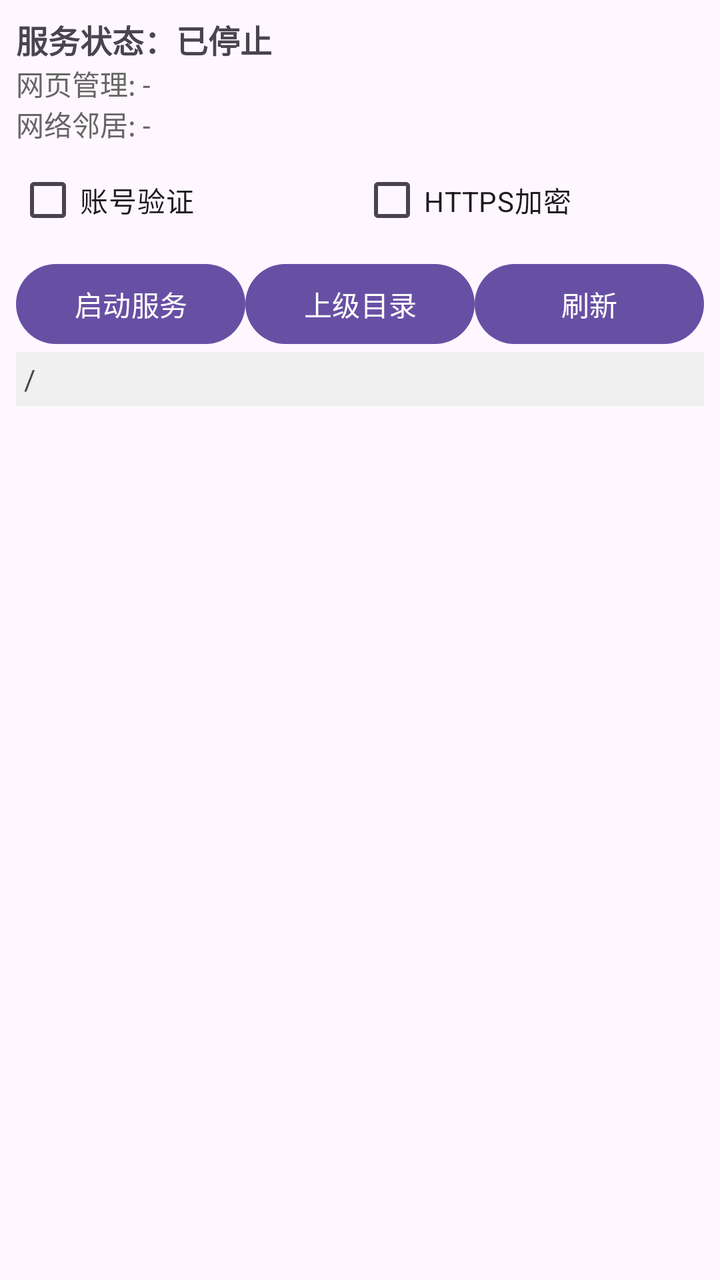
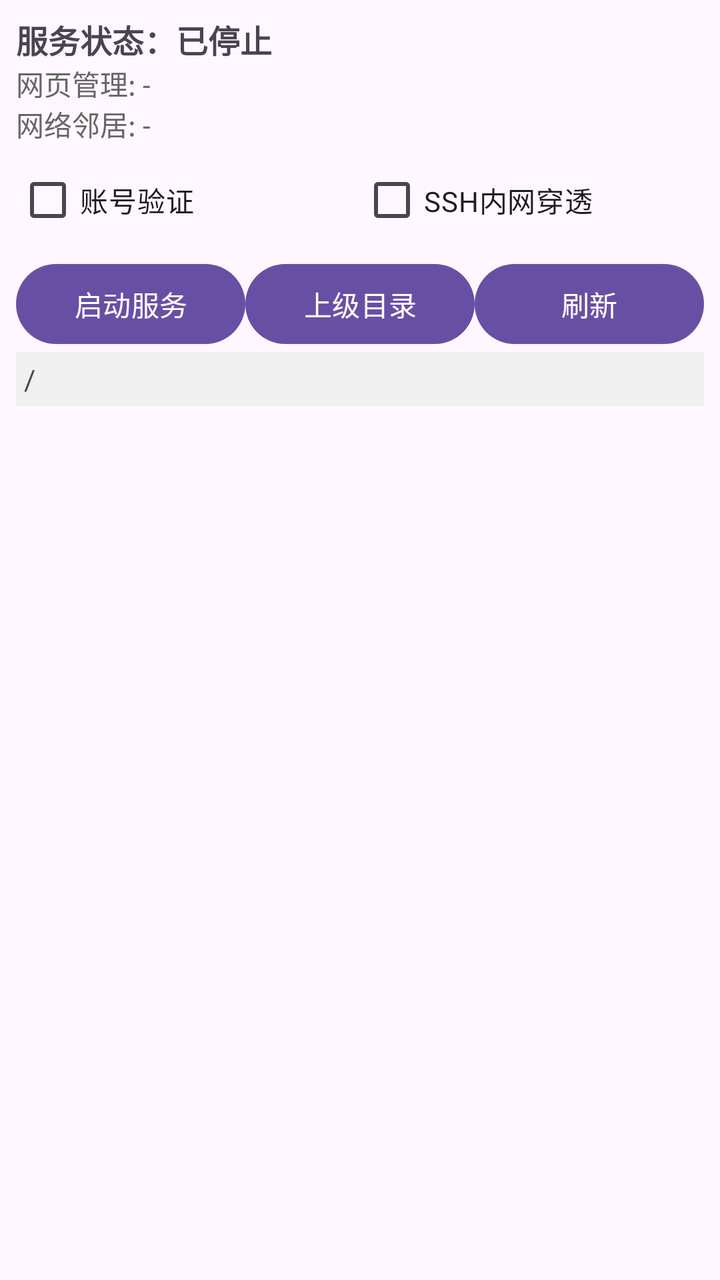

An Android layout rendered at two revisions. The XML below is the earlier revision; the diff shows what the commit changed to produce the second picture.
<!-- AndroidManifest.xml: another module's application theme Theme.NASClient -->
<!-- res/layout/activity_main.xml -->
<?xml version="1.0" encoding="utf-8"?>
<LinearLayout xmlns:android="http://schemas.android.com/apk/res/android"
    android:id="@+id/main_layout"
    android:layout_width="fill_parent"
    android:layout_height="fill_parent"
    android:orientation="vertical"
    android:padding="8dp">

    <TextView
        android:id="@+id/statusView"
        android:layout_width="fill_parent"
        android:layout_height="wrap_content"
        android:textSize="16sp"
        android:textStyle="bold"
        android:text="服务状态：已停止" />

    <TextView
        android:id="@+id/ipView"
        android:layout_width="fill_parent"
        android:layout_height="wrap_content"
        android:textSize="14sp"
        android:textColor="#666666"
        android:text="网页管理: -\n网络邻居: -" />

    
    <LinearLayout
        android:layout_width="fill_parent"
        android:layout_height="wrap_content"
        android:orientation="horizontal"
        android:layout_marginTop="4dp">
        <CheckBox
            android:id="@+id/cbAuth"
            android:layout_width="0dp"
            android:layout_height="wrap_content"
            android:layout_weight="1"
            android:text="账号验证" />
        <CheckBox
            android:id="@+id/cbHttps"
            android:layout_width="0dp"
            android:layout_height="wrap_content"
            android:layout_weight="1"
            android:text="HTTPS加密" />
    </LinearLayout>

    <LinearLayout
        android:layout_width="fill_parent"
        android:layout_height="wrap_content"
        android:orientation="horizontal"
        android:layout_marginTop="4dp">

        <Button
            android:id="@+id/toggleBtn"
            android:layout_width="0dp"
            android:layout_height="wrap_content"
            android:layout_weight="1"
            android:text="启动服务" />

        <Button
            android:id="@+id/upBtn"
            android:layout_width="0dp"
            android:layout_height="wrap_content"
            android:layout_weight="1"
            android:text="上级目录" />

        <Button
            android:id="@+id/refreshBtn"
            android:layout_width="0dp"
            android:layout_height="wrap_content"
            android:layout_weight="1"
            android:text="刷新" />
    </LinearLayout>

    <TextView
        android:id="@+id/pathView"
        android:layout_width="fill_parent"
        android:layout_height="wrap_content"
        android:textSize="14sp"
        android:padding="4dp"
        android:background="#F0F0F0"
        android:text="/" />

    <ListView
        android:id="@+id/listView"
        android:layout_width="fill_parent"
        android:layout_height="0dp"
        android:layout_weight="1" />
</LinearLayout>
<!-- resources referenced by this layout -->
<resources>
  <style name="Theme.NASClient" parent="Theme.Material3.DayNight.NoActionBar">
          <item name="colorPrimary">#6750A4</item>
          <item name="colorOnPrimary">#FFFFFF</item>
          <item name="colorPrimaryContainer">#EADDFF</item>
          <item name="colorOnPrimaryContainer">#21005D</item>
      </style>
</resources>

<!-- the commit's change to res/layout/activity_main.xml (unified diff, before → after) -->
@@ -22,7 +22,6 @@
         android:textColor="#666666"
         android:text="网页管理: -\n网络邻居: -" />
 
-    
     <LinearLayout
         android:layout_width="fill_parent"
         android:layout_height="wrap_content"
@@ -35,11 +34,11 @@
             android:layout_weight="1"
             android:text="账号验证" />
         <CheckBox
-            android:id="@+id/cbHttps"
+            android:id="@+id/cbTunnel"
             android:layout_width="0dp"
             android:layout_height="wrap_content"
             android:layout_weight="1"
-            android:text="HTTPS加密" />
+            android:text="SSH内网穿透" />
     </LinearLayout>
 
     <LinearLayout
@@ -47,21 +46,18 @@
         android:layout_height="wrap_content"
         android:orientation="horizontal"
         android:layout_marginTop="4dp">
-
         <Button
             android:id="@+id/toggleBtn"
             android:layout_width="0dp"
             android:layout_height="wrap_content"
             android:layout_weight="1"
             android:text="启动服务" />
-
         <Button
             android:id="@+id/upBtn"
             android:layout_width="0dp"
             android:layout_height="wrap_content"
             android:layout_weight="1"
             android:text="上级目录" />
-
         <Button
             android:id="@+id/refreshBtn"
             android:layout_width="0dp"
